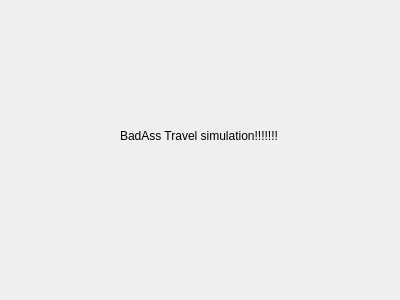
Old version of the form EuropeanVacation/ttravelsimulation.ui in the repository brivero0/TeamMagmar.
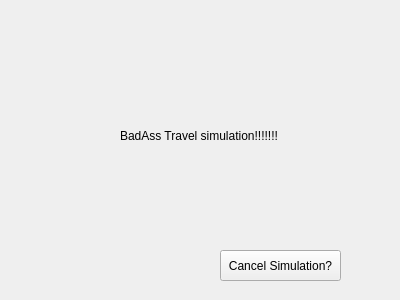
New version of the form.

Commit message:
Added pop up box to cancel simulation
Cancel simulation button added.

The edit to the form file:
```diff
--- a/EuropeanVacation/ttravelsimulation.ui
+++ b/EuropeanVacation/ttravelsimulation.ui
@@ -26,6 +26,19 @@
     <string>BadAss Travel simulation!!!!!!!</string>
    </property>
   </widget>
+  <widget class="QPushButton" name="exitSimulationButton">
+   <property name="geometry">
+    <rect>
+     <x>220</x>
+     <y>250</y>
+     <width>121</width>
+     <height>31</height>
+    </rect>
+   </property>
+   <property name="text">
+    <string>Cancel Simulation?</string>
+   </property>
+  </widget>
  </widget>
  <resources/>
  <connections/>
```
The commit also changes 2 other files.
